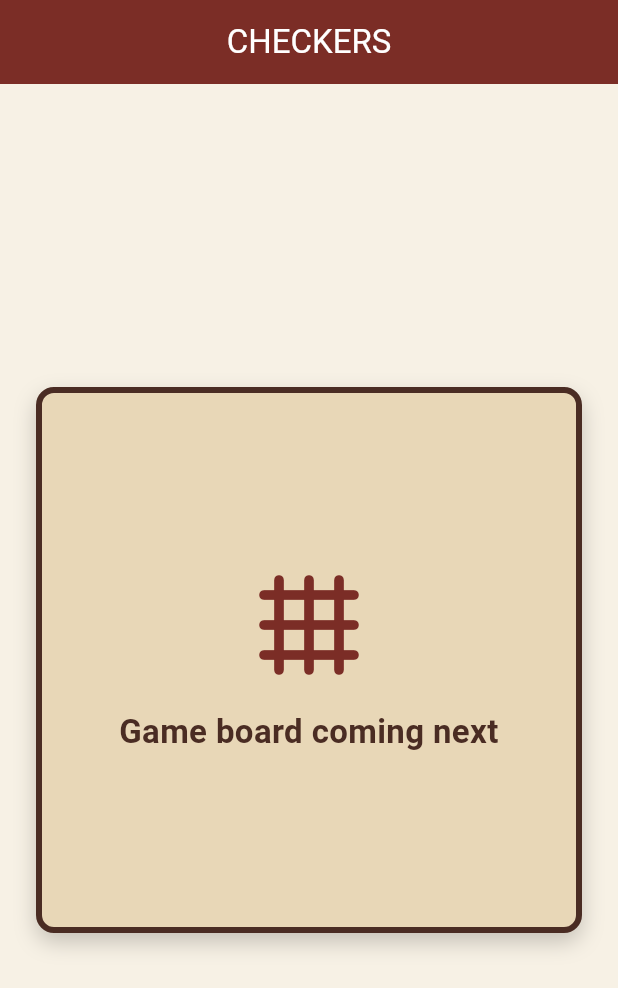
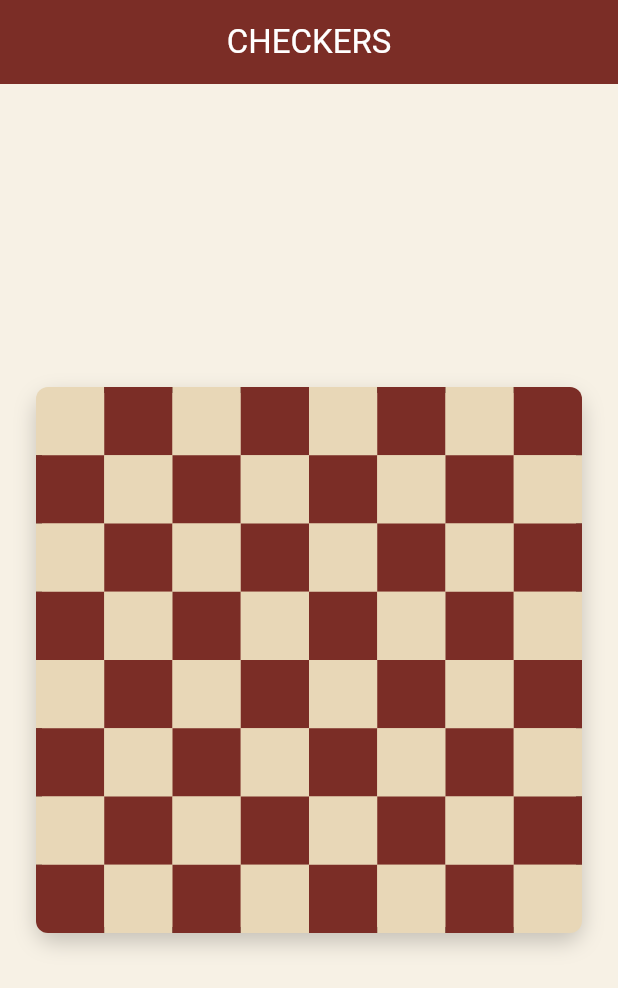
Before and after one commit to Jand245/App2_Checkers, a Flutter app: the screen it shows after launch, on a phone screen of 412 x 824 dp. Shown: the top 988 px of the screen. Run offline on Flutter 3.47's test engine with Material 3 defaults, Android fonts, the phone set to English and light mode, and no system bars.

Commit message:
add checker board

```diff
--- a/lib/main.dart
+++ b/lib/main.dart
@@ -65,25 +65,9 @@ class GameScreen extends StatelessWidget {
                       ),
                     ],
                   ),
-                  child: const Column(
-                    mainAxisAlignment: MainAxisAlignment.center,
-                    children: [
-                      Icon(
-                        Icons.grid_4x4_rounded,
-                        size: 80,
-                        color: Color(0xFF7B2D26),
-                      ),
-                      SizedBox(height: 16),
-                      Text(
-                        'Game board coming next',
-                        textAlign: TextAlign.center,
-                        style: TextStyle(
-                          color: Color(0xFF4A2C23),
-                          fontSize: 22,
-                          fontWeight: FontWeight.w700,
-                        ),
-                      ),
-                    ],
+                  child: const ClipRRect(
+                    borderRadius: BorderRadius.all(Radius.circular(8)),
+                    child: CheckersBoard(),
                   ),
                 ),
               ),
@@ -94,3 +78,33 @@ class GameScreen extends StatelessWidget {
     );
   }
 }
+
+class CheckersBoard extends StatelessWidget {
+  const CheckersBoard({super.key});
+
+  static const _lightSquareColor = Color(0xFFE8D7B7);
+  static const _darkSquareColor = Color(0xFF7B2D26);
+
+  @override
+  Widget build(BuildContext context) {
+    return GridView.builder(
+      key: const Key('checkers-board'),
+      physics: const NeverScrollableScrollPhysics(),
+      padding: EdgeInsets.zero,
+      gridDelegate: const SliverGridDelegateWithFixedCrossAxisCount(
+        crossAxisCount: 8,
+      ),
+      itemCount: 64,
+      itemBuilder: (context, index) {
+        final row = index ~/ 8;
+        final column = index % 8;
+        final isDarkSquare = (row + column).isOdd;
+
+        return ColoredBox(
+          key: Key('board-square-$index'),
+          color: isDarkSquare ? _darkSquareColor : _lightSquareColor,
+        );
+      },
+    );
+  }
+}
```
Also changed, not shown: 1 other file.
